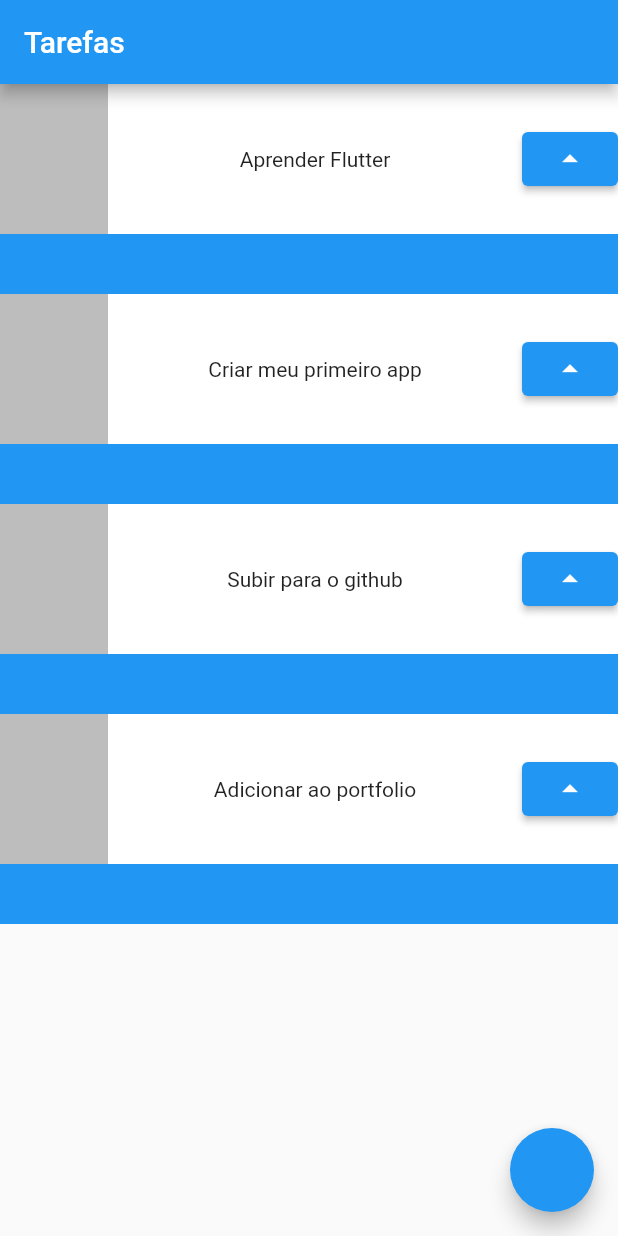
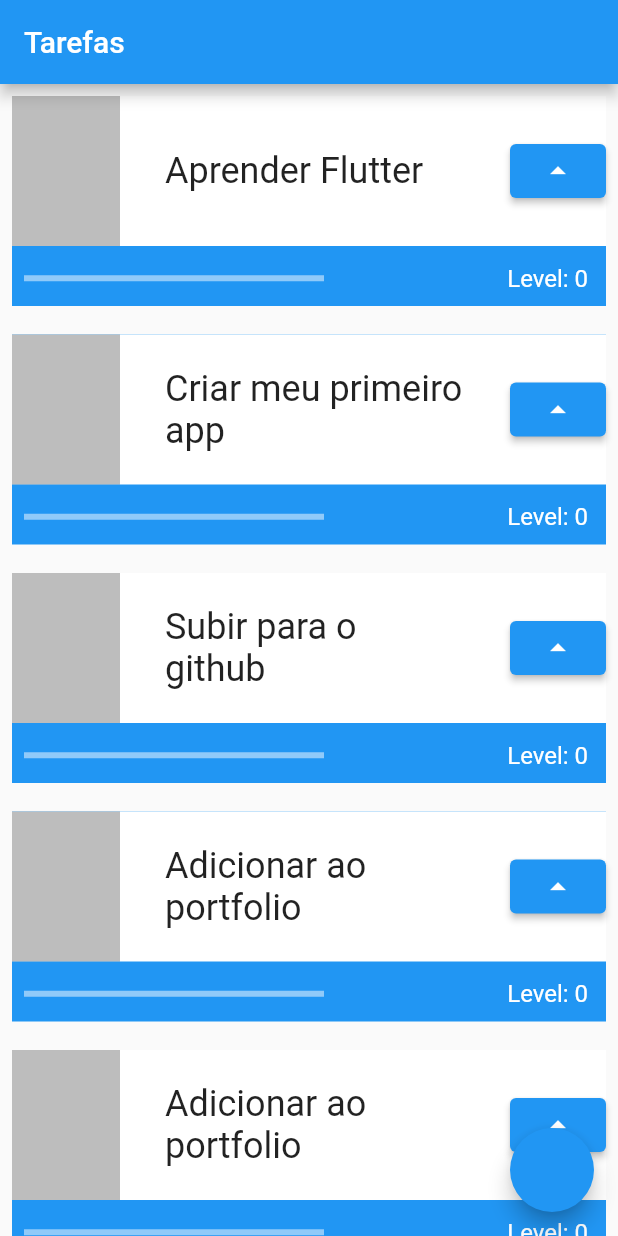
Before and after one commit to Pedro-Ribas-Moreira/flutter, a Flutter app: the screen it shows after launch, on a phone screen of 412 x 824 dp. Run offline on Flutter 3.47's test engine with Material 2 defaults, Android fonts, the phone set to English and light mode, and no system bars.

Commit message:
converting statless widget to stateful, and added a state and setState function to track the level of tasks

```diff
--- a/project_01/lib/main.dart
+++ b/project_01/lib/main.dart
@@ -19,11 +19,15 @@ class MyApp extends StatelessWidget {
         appBar: AppBar(
           title: Text("Tarefas"),
         ),
-        body: Column(
+        body: ListView(
           children: [
             Task("Aprender Flutter"),
             Task("Criar meu primeiro app"),
             Task("Subir para o github"),
+            Task("Adicionar ao portfolio"),
+            Task("Adicionar ao portfolio"),
+            Task("Adicionar ao portfolio"),
+            Task("Adicionar ao portfolio lorem ipsum de ary in mare"),
             Task("Adicionar ao portfolio"),
           ],
         ),
@@ -35,16 +39,27 @@ class MyApp extends StatelessWidget {
   }
 }
 
-class Task extends StatelessWidget {
+class Task extends StatefulWidget {
   final String name;
   const Task(this.name, {Key? key}) : super(key: key);
 
   @override
+  State<Task> createState() => _TaskState();
+}
+
+class _TaskState extends State<Task> {
+  int lvl = 0;
+
+  @override
   Widget build(BuildContext context) {
-    return Container(
+    return Padding(
+      padding: const EdgeInsets.all(8.0),
+      child: Container(
         child: Stack(
           children: [
             Container(color: Colors.blue, height: 140),
+            Column(
+              children: [
                 Container(
                   color: Colors.white,
                   height: 100,
@@ -56,13 +71,52 @@ class Task extends StatelessWidget {
                         width: 72,
                         height: 100,
                       ),
-                Text(name),
+                      Container(
+                          width: 200,
+                          child: Text(
+                            widget.name,
+                            style: const TextStyle(
+                                fontSize: 24, overflow: TextOverflow.fade),
+                          )),
                       ElevatedButton(
-                    onPressed: () {}, child: Icon(Icons.arrow_drop_up))
+                          onPressed: () {
+                            setState(() {
+                              lvl++;
+                            });
+
+                            print(lvl);
+                          },
+                          child: const Icon(Icons.arrow_drop_up))
                     ],
                   ),
+                ),
+                Row(
+                  mainAxisAlignment: MainAxisAlignment.spaceBetween,
+                  children: [
+                    Padding(
+                      padding: const EdgeInsets.all(8),
+                      child: Container(
+                        width: 200,
+                        child: LinearProgressIndicator(
+                          color: Colors.white,
+                          value: lvl / 10,
+                        ),
+                      ),
+                    ),
+                    Padding(
+                      padding: EdgeInsets.all(12),
+                      child: Text(
+                        "Level: $lvl",
+                        style:
+                            const TextStyle(color: Colors.white, fontSize: 16),
+                      ),
+                    ),
+                  ],
+                ),
+              ],
             )
           ],
+        ),
       ),
     );
   }
```
Lines whose indentation alone changed are shown as unchanged.
